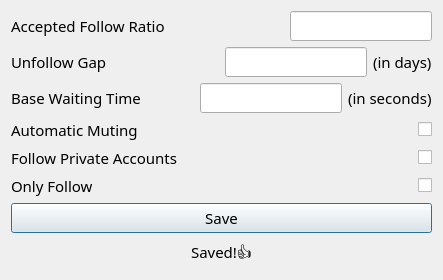
The window that gui/preferences.ui (SenaThenu/social-media-grower) describes before a commit, drawn with Qt 5.
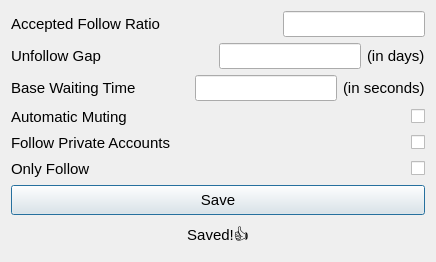
The same window after the commit. Icons and pictures are not drawn.

What changed in the file:
```diff
--- a/gui/preferences.ui
+++ b/gui/preferences.ui
@@ -40,7 +40,7 @@
          </property>
          <property name="font">
           <font>
-           <family>Titillium Web</family>
+           <family>Segoe UI</family>
            <pointsize>11</pointsize>
           </font>
          </property>
@@ -69,6 +69,11 @@
            <height>15</height>
           </size>
          </property>
+         <property name="font">
+          <font>
+           <family>Segoe UI</family>
+          </font>
+         </property>
          <property name="toolTip">
           <string>&lt;html&gt;&lt;head/&gt;&lt;body&gt;&lt;p&gt;Only follows/likes if n(following)/n(followers) is greater than the specified value!&lt;/p&gt;&lt;p&gt;(Greater this is, more likely they would follow back!)&lt;/p&gt;&lt;/body&gt;&lt;/html&gt;</string>
          </property>
@@ -88,6 +93,11 @@
        </item>
        <item>
         <spacer name="acceptedFollowRatioSpacer">
+         <property name="font">
+          <font>
+           <family>Segoe UI</family>
+          </font>
+         </property>
          <property name="orientation">
           <enum>Qt::Horizontal</enum>
          </property>
@@ -103,7 +113,7 @@
         <widget class="QLineEdit" name="acceptedFollowRatioInput">
          <property name="font">
           <font>
-           <family>Titillium Web</family>
+           <family>Segoe UI</family>
            <pointsize>11</pointsize>
           </font>
          </property>
@@ -126,7 +136,7 @@
          </property>
          <property name="font">
           <font>
-           <family>Titillium Web</family>
+           <family>Segoe UI</family>
            <pointsize>11</pointsize>
           </font>
          </property>
@@ -155,6 +165,11 @@
            <height>15</height>
           </size>
          </property>
+         <property name="font">
+          <font>
+           <family>Segoe UI</family>
+          </font>
+         </property>
          <property name="toolTip">
           <string>Time to wait before unfollowing a user if they don't follow you back!</string>
          </property>
@@ -174,6 +189,11 @@
        </item>
        <item>
         <spacer name="unfollowGapSpacer_1">
+         <property name="font">
+          <font>
+           <family>Segoe UI</family>
+          </font>
+         </property>
          <property name="orientation">
           <enum>Qt::Horizontal</enum>
          </property>
@@ -195,7 +215,7 @@
          </property>
          <property name="font">
           <font>
-           <family>Titillium Web</family>
+           <family>Segoe UI</family>
            <pointsize>11</pointsize>
           </font>
          </property>
@@ -217,7 +237,7 @@
         <widget class="QLabel" name="unfollowGapUnit">
          <property name="font">
           <font>
-           <family>Titillium Web</family>
+           <family>Segoe UI</family>
            <pointsize>11</pointsize>
           </font>
          </property>
@@ -243,7 +263,7 @@
          </property>
          <property name="font">
           <font>
-           <family>Titillium Web</family>
+           <family>Segoe UI</family>
            <pointsize>11</pointsize>
           </font>
          </property>
@@ -272,6 +292,11 @@
            <height>15</height>
           </size>
          </property>
+         <property name="font">
+          <font>
+           <family>Segoe UI</family>
+          </font>
+         </property>
          <property name="toolTip">
           <string>&lt;html&gt;&lt;head/&gt;&lt;body&gt;&lt;p&gt;Approximate waiting time period till an element appears!&lt;/p&gt;&lt;p&gt;(find a sweet spot that suits your connection speed)&lt;/p&gt;&lt;/body&gt;&lt;/html&gt;</string>
          </property>
@@ -291,6 +316,11 @@
        </item>
        <item>
         <spacer name="baseWaitingTimeSpacer">
+         <property name="font">
+          <font>
+           <family>Segoe UI</family>
+          </font>
+         </property>
          <property name="orientation">
           <enum>Qt::Horizontal</enum>
          </property>
@@ -306,7 +336,7 @@
         <widget class="QLineEdit" name="baseWaitingTimeInput">
          <property name="font">
           <font>
-           <family>Titillium Web</family>
+           <family>Segoe UI</family>
            <pointsize>11</pointsize>
           </font>
          </property>
@@ -316,7 +346,7 @@
         <widget class="QLabel" name="baseWaitingTimeUnit">
          <property name="font">
           <font>
-           <family>Titillium Web</family>
+           <family>Segoe UI</family>
            <pointsize>11</pointsize>
           </font>
          </property>
@@ -342,7 +372,7 @@
          </property>
          <property name="font">
           <font>
-           <family>Titillium Web</family>
+           <family>Segoe UI</family>
            <pointsize>11</pointsize>
           </font>
          </property>
@@ -353,6 +383,11 @@
        </item>
        <item>
         <spacer name="automaticMutingSpacer">
+         <property name="font">
+          <font>
+           <family>Segoe UI</family>
+          </font>
+         </property>
          <property name="orientation">
           <enum>Qt::Horizontal</enum>
          </property>
@@ -368,7 +403,7 @@
         <widget class="QCheckBox" name="automaticMutingCheckbox">
          <property name="font">
           <font>
-           <family>Titillium Web</family>
+           <family>Segoe UI</family>
            <pointsize>11</pointsize>
           </font>
          </property>
@@ -397,7 +432,7 @@
          </property>
          <property name="font">
           <font>
-           <family>Titillium Web</family>
+           <family>Segoe UI</family>
            <pointsize>11</pointsize>
           </font>
          </property>
@@ -408,6 +443,11 @@
        </item>
        <item>
         <spacer name="followPrivateAccountsSpacer">
+         <property name="font">
+          <font>
+           <family>Segoe UI</family>
+          </font>
+         </property>
          <property name="orientation">
           <enum>Qt::Horizontal</enum>
          </property>
@@ -423,7 +463,7 @@
         <widget class="QCheckBox" name="followPrivateAccountsCheckbox">
          <property name="font">
           <font>
-           <family>Titillium Web</family>
+           <family>Segoe UI</family>
            <pointsize>11</pointsize>
           </font>
          </property>
@@ -449,7 +489,7 @@
          </property>
          <property name="font">
           <font>
-           <family>Titillium Web</family>
+           <family>Segoe UI</family>
            <pointsize>11</pointsize>
           </font>
          </property>
@@ -460,6 +500,11 @@
        </item>
        <item>
         <spacer name="onlyFollowSpacer">
+         <property name="font">
+          <font>
+           <family>Segoe UI</family>
+          </font>
+         </property>
          <property name="orientation">
           <enum>Qt::Horizontal</enum>
          </property>
@@ -475,7 +520,7 @@
         <widget class="QCheckBox" name="onlyFollowCheckbox">
          <property name="font">
           <font>
-           <family>Titillium Web</family>
+           <family>Segoe UI</family>
            <pointsize>11</pointsize>
           </font>
          </property>
@@ -498,7 +543,7 @@
      </property>
      <property name="font">
       <font>
-       <family>Titillium Web</family>
+       <family>Segoe UI</family>
        <pointsize>11</pointsize>
       </font>
      </property>
@@ -529,7 +574,7 @@
      </property>
      <property name="font">
       <font>
-       <family>Titillium Web</family>
+       <family>Segoe UI</family>
        <pointsize>11</pointsize>
       </font>
      </property>
```
